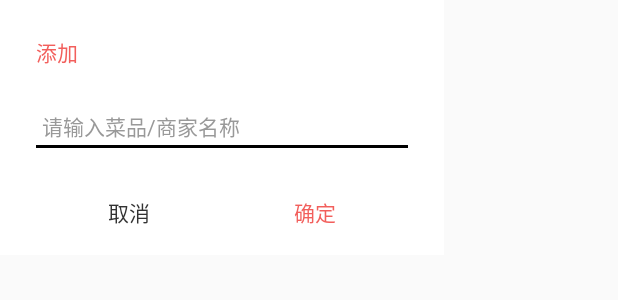
After one commit to ZhangMiao147/TodayEat, an Android app: the layout dialog_add.xml on its own in the app's theme, with its tools: preview values and no code run, on a phone screen of 412 x 824 dp. The commit adds this screen. Shown: the top 300 px of the screen. Run offline under Robolectric (Android 15) with nearby library versions, the phone set to English and light mode, and no system bars.

Commit message:
添加对话框代码。

```diff
--- a/app/src/main/AndroidManifest.xml
+++ b/app/src/main/AndroidManifest.xml
@@ -8,7 +8,7 @@
         android:label="@string/app_name"
         android:roundIcon="@mipmap/ic_launcher_round"
         android:supportsRtl="true"
-        android:theme="@android:style/Theme.NoTitleBar.Fullscreen">
+        android:theme="@style/AppTheme">
         <activity android:name=".MainActivity">
             <intent-filter>
                 <action android:name="android.intent.action.MAIN" />
@@ -16,8 +16,7 @@
                 <category android:name="android.intent.category.LAUNCHER" />
             </intent-filter>
         </activity>
-        <activity
-            android:name=".LaunchActivity" />
+        <activity android:name=".LaunchActivity" />
     </application>
 
 </manifest>
--- a/app/src/main/java/com/zhangCai/todayeat/LaunchActivity.java
+++ b/app/src/main/java/com/zhangCai/todayeat/LaunchActivity.java
@@ -31,7 +31,7 @@ public class LaunchActivity extends Activity {
                 startActivity(new Intent(LaunchActivity.this, MainActivity.class));
                 LaunchActivity.this.finish();
             }
-        }, 2000);
+        }, 500);
     }
 
     @Override
--- /dev/null
+++ b/app/src/main/res/drawable/edit_bg.xml
@@ -0,0 +1,22 @@
+<?xml version="1.0" encoding="utf-8"?>
+<layer-list xmlns:android="http://schemas.android.com/apk/res/android">
+
+    <!-- 边框颜色值-->
+    <item>
+        <shape>
+            <solid android:color="@android:color/black" />
+        </shape>
+    </item>
+
+    <!-- 主体背景颜色值 -->
+    <item
+        android:bottom="2dp"
+        android:left="0dp"
+        android:right="0dp"
+        android:top="0dp">
+        <shape>
+            <solid android:color="@android:color/white" />
+        </shape>
+    </item>
+
+</layer-list>
--- /dev/null
+++ b/app/src/main/res/layout/dialog_add.xml
@@ -0,0 +1,59 @@
+<?xml version="1.0" encoding="utf-8"?>
+<LinearLayout xmlns:android="http://schemas.android.com/apk/res/android"
+    android:layout_width="296dp"
+    android:layout_height="170dp"
+    android:background="@android:color/white"
+    android:orientation="vertical">
+
+    <TextView
+        android:layout_width="wrap_content"
+        android:layout_height="wrap_content"
+        android:layout_marginLeft="24dp"
+        android:layout_marginTop="24dp"
+        android:text="添加"
+        android:textColor="#f25f5c"
+        android:textSize="14sp" />
+
+    <EditText
+        android:id="@+id/dialog_add_name_et"
+        android:layout_width="match_parent"
+        android:layout_height="wrap_content"
+        android:layout_marginLeft="24dp"
+        android:layout_marginRight="24dp"
+        android:layout_marginTop="24dp"
+        android:background="@drawable/edit_bg"
+        android:hint="请输入菜品/商家名称"
+        android:padding="4dp"
+        android:singleLine="true"
+        android:textColor="#666666"
+        android:textColorHint="#999999"
+        android:textSize="14sp" />
+
+    <RelativeLayout
+        android:layout_width="match_parent"
+        android:layout_height="wrap_content"
+        android:layout_marginLeft="72dp"
+        android:layout_marginRight="72dp"
+        android:layout_marginTop="32dp">
+
+        <TextView
+            android:id="@+id/dialog_add_cancel_tv"
+            android:layout_width="wrap_content"
+            android:layout_height="wrap_content"
+            android:gravity="center"
+            android:text="取消"
+            android:textColor="#333333"
+            android:textSize="14sp" />
+
+
+        <TextView
+            android:id="@+id/dialog_add_sure_tv"
+            android:layout_width="wrap_content"
+            android:layout_height="wrap_content"
+            android:layout_alignParentRight="true"
+            android:gravity="center"
+            android:text="确定"
+            android:textColor="#f25f5c"
+            android:textSize="14sp" />
+    </RelativeLayout>
+</LinearLayout>
--- a/app/src/main/res/values/styles.xml
+++ b/app/src/main/res/values/styles.xml
@@ -6,6 +6,8 @@
         <item name="colorPrimary">@color/colorPrimary</item>
         <item name="colorPrimaryDark">@color/colorPrimaryDark</item>
         <item name="colorAccent">@color/colorAccent</item>
+        <item name="android:windowFullscreen">true</item>
+        <item name="android:windowContentOverlay">@null</item>
     </style>
 
 </resources>
```
Also changed, not shown: app/src/main/java/com/zhangCai/todayeat/MainActivity.java (+73 -0 lines).
